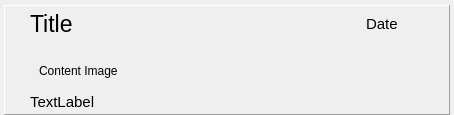
First picture: the form in src/messagewidget.ui, repository seird/gotify-tray-cpp, before the edit.
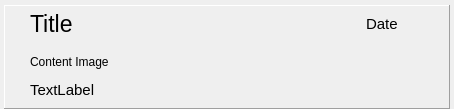
Second picture: the form after the edit. Custom widgets are drawn as their Qt base class.

Commit message: set margins in the content image frame to 0

```diff
--- a/src/messagewidget.ui
+++ b/src/messagewidget.ui
@@ -181,6 +181,18 @@
          <property name="spacing">
           <number>0</number>
          </property>
+         <property name="leftMargin">
+          <number>0</number>
+         </property>
+         <property name="topMargin">
+          <number>0</number>
+         </property>
+         <property name="rightMargin">
+          <number>0</number>
+         </property>
+         <property name="bottomMargin">
+          <number>0</number>
+         </property>
          <item>
           <widget class="ClickableLabel" name="label_content_image">
            <property name="toolTip">
```
